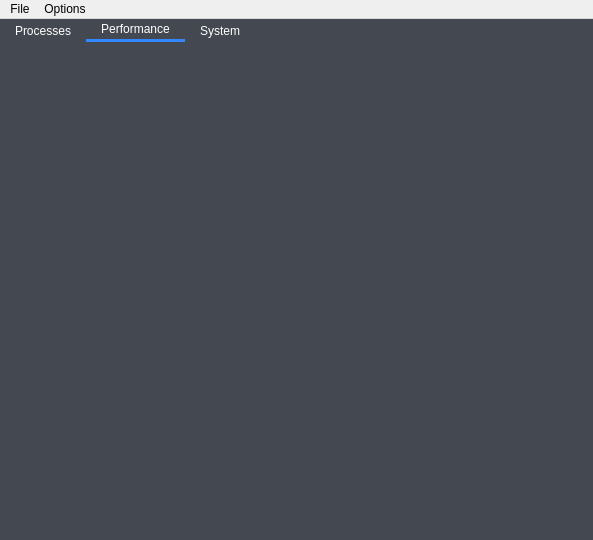
yuxincs/taskmanager, file Mainwindow.ui: the form before one commit.
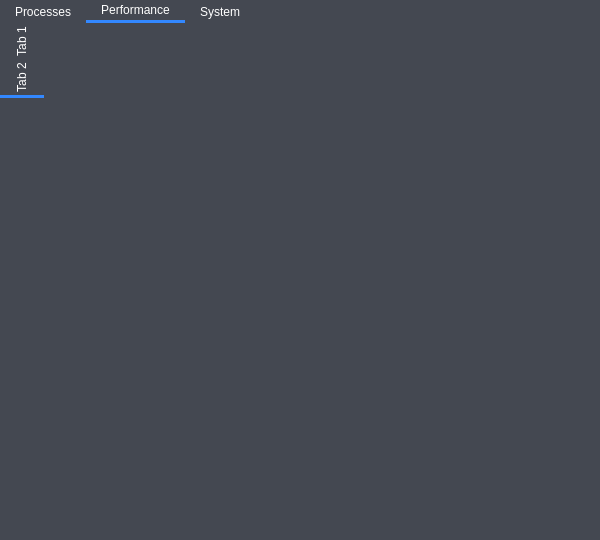
The form after the commit. The open tabs and pages were chosen to show the change.

Patch:
```diff
--- a/Mainwindow.ui
+++ b/Mainwindow.ui
@@ -6,10 +6,16 @@
    <rect>
     <x>0</x>
     <y>0</y>
-    <width>593</width>
+    <width>600</width>
     <height>540</height>
    </rect>
   </property>
+  <property name="minimumSize">
+   <size>
+    <width>600</width>
+    <height>540</height>
+   </size>
+  </property>
   <property name="windowTitle">
    <string>TaskManager</string>
   </property>
@@ -18,11 +24,7 @@
 	background-color:rgb(68, 72, 81);
 }
 
-QTabWidget::pane{
-	border:none;
-}
-
-QTabBar::tab {
+QTabBar::tab{
 	color:white;
 	background: transparent;
 	border: none;
@@ -42,6 +44,10 @@
 	padding-bottom: 3px;
 }
 
+QTabWidget::pane{
+	border:none;
+}
+
 QTableView{
 	border:none;
 }
@@ -68,7 +74,10 @@
      <number>0</number>
     </property>
     <item>
-     <widget class="QTabWidget" name="tabWidget">
+     <widget class="QTabWidget" name="centralTabWidget">
+      <property name="styleSheet">
+       <string notr="true"/>
+      </property>
       <property name="currentIndex">
        <number>0</number>
       </property>
@@ -101,6 +110,43 @@
        <attribute name="title">
         <string>Performance</string>
        </attribute>
+       <layout class="QVBoxLayout" name="verticalLayout_3">
+        <property name="spacing">
+         <number>0</number>
+        </property>
+        <property name="leftMargin">
+         <number>0</number>
+        </property>
+        <property name="topMargin">
+         <number>0</number>
+        </property>
+        <property name="rightMargin">
+         <number>0</number>
+        </property>
+        <property name="bottomMargin">
+         <number>0</number>
+        </property>
+        <item>
+         <widget class="QTabWidget" name="tabWidget_2">
+          <property name="tabPosition">
+           <enum>QTabWidget::West</enum>
+          </property>
+          <property name="currentIndex">
+           <number>1</number>
+          </property>
+          <widget class="QWidget" name="tab">
+           <attribute name="title">
+            <string>Tab 1</string>
+           </attribute>
+          </widget>
+          <widget class="QWidget" name="tab_2">
+           <attribute name="title">
+            <string>Tab 2</string>
+           </attribute>
+          </widget>
+         </widget>
+        </item>
+       </layout>
       </widget>
       <widget class="QWidget" name="tabSystem">
        <attribute name="title">
@@ -111,28 +157,6 @@
     </item>
    </layout>
   </widget>
-  <widget class="QMenuBar" name="menuBar">
-   <property name="geometry">
-    <rect>
-     <x>0</x>
-     <y>0</y>
-     <width>593</width>
-     <height>28</height>
-    </rect>
-   </property>
-   <widget class="QMenu" name="menuFile">
-    <property name="title">
-     <string>File</string>
-    </property>
-   </widget>
-   <widget class="QMenu" name="menuOptions">
-    <property name="title">
-     <string>Options</string>
-    </property>
-   </widget>
-   <addaction name="menuFile"/>
-   <addaction name="menuOptions"/>
-  </widget>
  </widget>
  <layoutdefault spacing="6" margin="11"/>
  <resources/>
```
Left out of the diff: 12 changed lines with no effect on the pictures.
